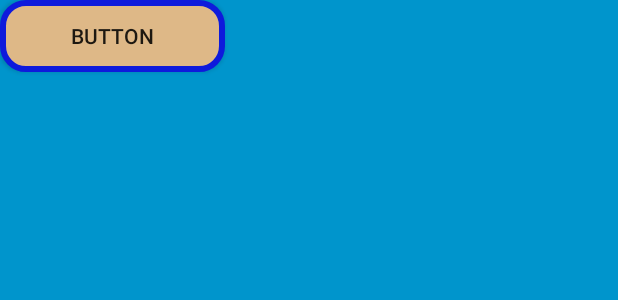
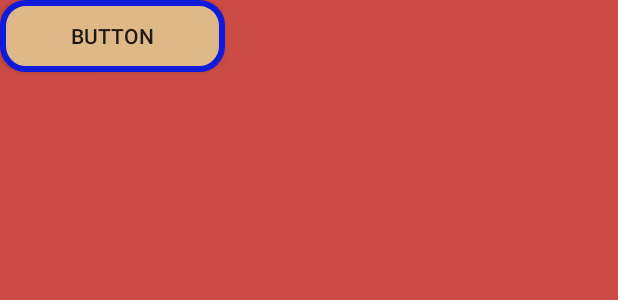
Before and after one commit to bakteriak/leader-election-project, an Android app: the layout activity_fullscreen_activity__mainpage.xml on its own in the app's theme, with its tools: preview values and no code run, on a phone screen of 412 x 824 dp. Shown: the top 300 px of the screen. Run offline under Robolectric (Android 15) with nearby library versions, the phone set to English and light mode, and no system bars.

Commit message:
changing colour again

```diff
--- a/app/src/main/res/layout/activity_fullscreen_activity__mainpage.xml
+++ b/app/src/main/res/layout/activity_fullscreen_activity__mainpage.xml
@@ -2,7 +2,7 @@
     xmlns:tools="http://schemas.android.com/tools"
     android:layout_width="match_parent"
     android:layout_height="match_parent"
-    android:background="#0095cc"
+    android:background="#cc4b45"
     tools:context="uk.ac.qub.leaderelectiongame.FullscreenActivity_Mainpage">
 
     <!-- The primary full-screen view. This can be replaced with whatever view
```
